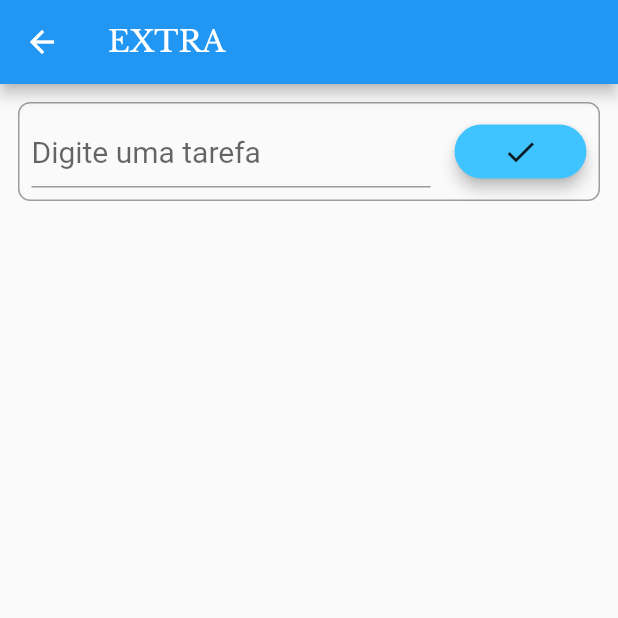
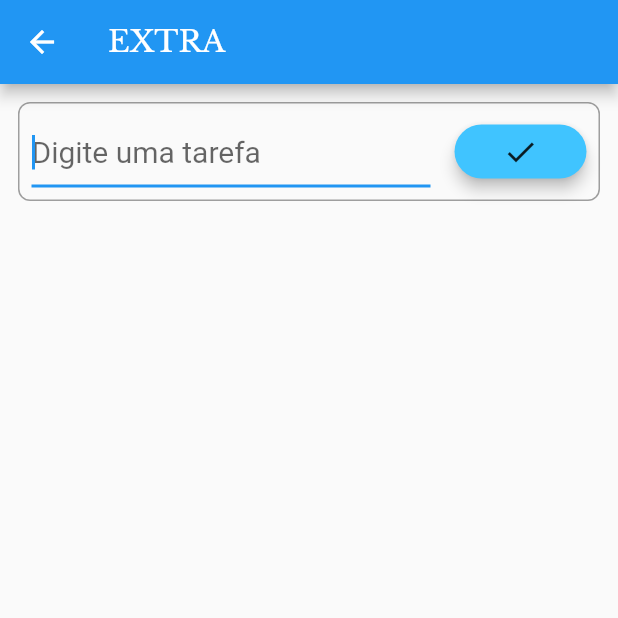
Before and after one commit to silvioagnello/tasks, a Flutter app: the TasksPage screen opened directly, after a tap on the "check" icon, on a phone screen of 412 x 824 dp, the top half of it. Run offline on Flutter 3.47's test engine with Material 2 defaults, Android fonts, the phone set to English and light mode, and no system bars.

Commit message:
solved bug delete

```diff
--- a/lib/tasks.dart
+++ b/lib/tasks.dart
@@ -34,35 +34,23 @@ class _TasksPageState extends State<TasksPage> {
 
   @override
   void initState() {
-    // print(widget.buttonChanged);
     super.initState();
+
+        // Future.delayed(const Duration(seconds: 5), () => "1");
+        sleep(const Duration(milliseconds: 10));
+
     _readData().then((data) {
       setState(() {
         _toDoList = json.decode(data);
         _toDoList2 = json.decode(data);
-// print(widget.idCateg);
-// print(_toDoList2.length);
-// print(_toDoList.length);
+
         _toDoList2.removeWhere((c) => c["idCateg"] == widget.idCateg);
         _toDoList.removeWhere((c) => c["idCateg"] != widget.idCateg);
-        // print(_toDoList2.length);
+
         buttonChanged = false;
       });
     });
   }
-
-// @override
-// 	void dispose(){
-// 	  // _controller.dispose();
-//     _sendDataBack(context);
-// 	  // super.dispose();
-
-// 	}
-  // void _buttonChange() {
-  //   setState(() {
-  //     buttonChanged = !buttonChanged;
-  //   });
-  // }
 
   String nmCateg(idCateg) {
     String nmCateg;
@@ -98,7 +86,7 @@ class _TasksPageState extends State<TasksPage> {
     setState(() {
       Map<String, dynamic> newTask = {
         "idCateg": "${widget.idCateg}",
-        "nmCateg": nmCateg(widget.idCateg), // "${widget.categ}",
+        "nmCateg": nmCateg(widget.idCateg),
         "txtTarefa": _toDoController.text,
         "ok": false
       };
@@ -107,6 +95,7 @@ class _TasksPageState extends State<TasksPage> {
         _toDoController.text = "";
         _toDoList.add(newTask);
         _saveData();
+
       }
     });
   }
@@ -145,10 +134,6 @@ class _TasksPageState extends State<TasksPage> {
                   onPressed: () => Navigator.of(context).pop(false),
                   child: Text('Continuar'),
                 ),
-                // new FlatButton(
-                //   onPressed: () => Navigator.of(context).pop(true),
-                //   child: Text('Sair'),
-                // ),
               ],
             ),
           ) ??
@@ -161,8 +146,7 @@ class _TasksPageState extends State<TasksPage> {
   @override
   Widget build(BuildContext context) {
     return WillPopScope(
-      onWillPop: () => _exitApp(context), //() async => false,
-
+      onWillPop: () => _exitApp(context),
       child: Scaffold(
         appBar: AppBar(
             automaticallyImplyLeading: false,
@@ -172,10 +156,8 @@ class _TasksPageState extends State<TasksPage> {
                   _sendDataBack(context);
                 }),
             title: Text(nmCateg(widget.idCateg),
-                style: TextStyle(
-                    fontSize: 20.0,
-                    // fontWeight: FontWeight.bold,
-                    fontFamily: "LibreBaskerville"))),
+                style:
+                    TextStyle(fontSize: 20.0, fontFamily: "LibreBaskerville"))),
         body: Column(
           children: <Widget>[
             Padding(
@@ -191,7 +173,7 @@ class _TasksPageState extends State<TasksPage> {
                       padding: const EdgeInsets.all(8.0),
                       child: TextField(
                           controller: _toDoController,
-                          // autofocus: true,
+                          autofocus: true,
                           style: TextStyle(fontSize: 20),
                           decoration: InputDecoration(
                               hintText: "Digite uma tarefa",
@@ -199,10 +181,6 @@ class _TasksPageState extends State<TasksPage> {
                     )),
                     Padding(
                       padding: const EdgeInsets.all(8.0),
-                      // child: FlatButton(color: Colors.red, shape: ,
-                      //   child: Icon(Icons.check),
-                      //   onPressed: _addToDo,
-                      // ),
                       child: RaisedButton(
                         shape: RoundedRectangleBorder(
                             borderRadius: new BorderRadius.circular(30.0)),
@@ -288,8 +266,8 @@ class _TasksPageState extends State<TasksPage> {
 
   Future<File> _saveData() async {
     var newMyList = _toDoList + _toDoList2;
-    _toDoList2 = [];
-    String data = json.encode(newMyList); //  json.encode(_toDoList2);
+    // _toDoList2 = [];
+    String data = json.encode(newMyList); //
     final file = await _getFile();
     return file.writeAsString(data);
   }
```
